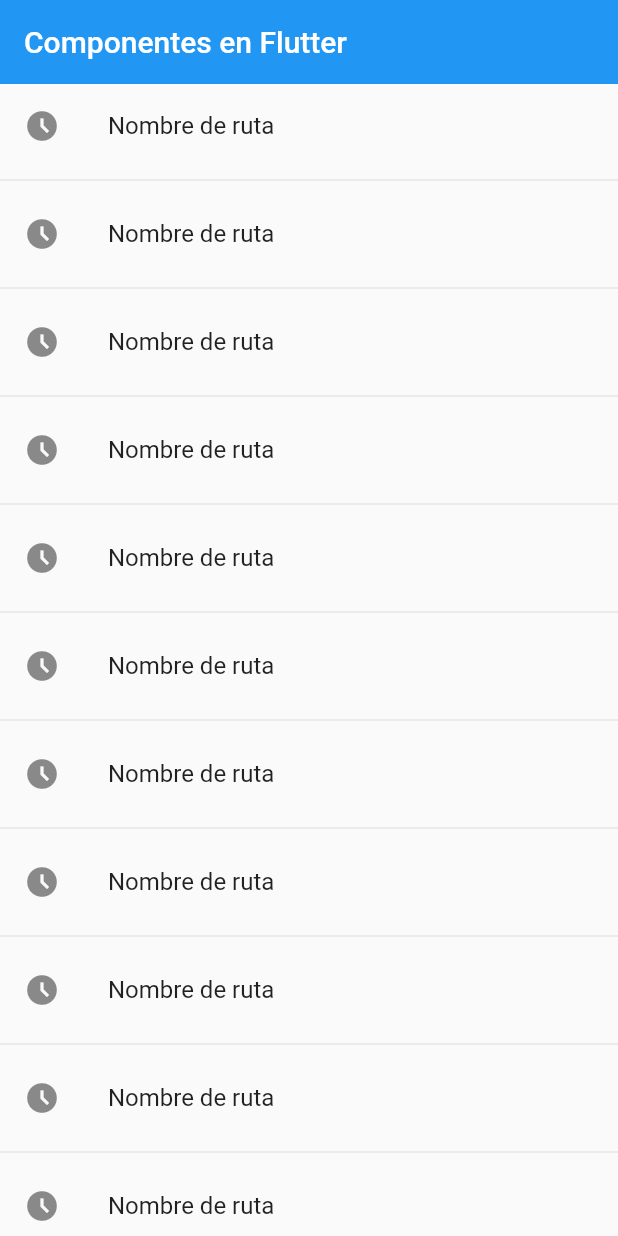
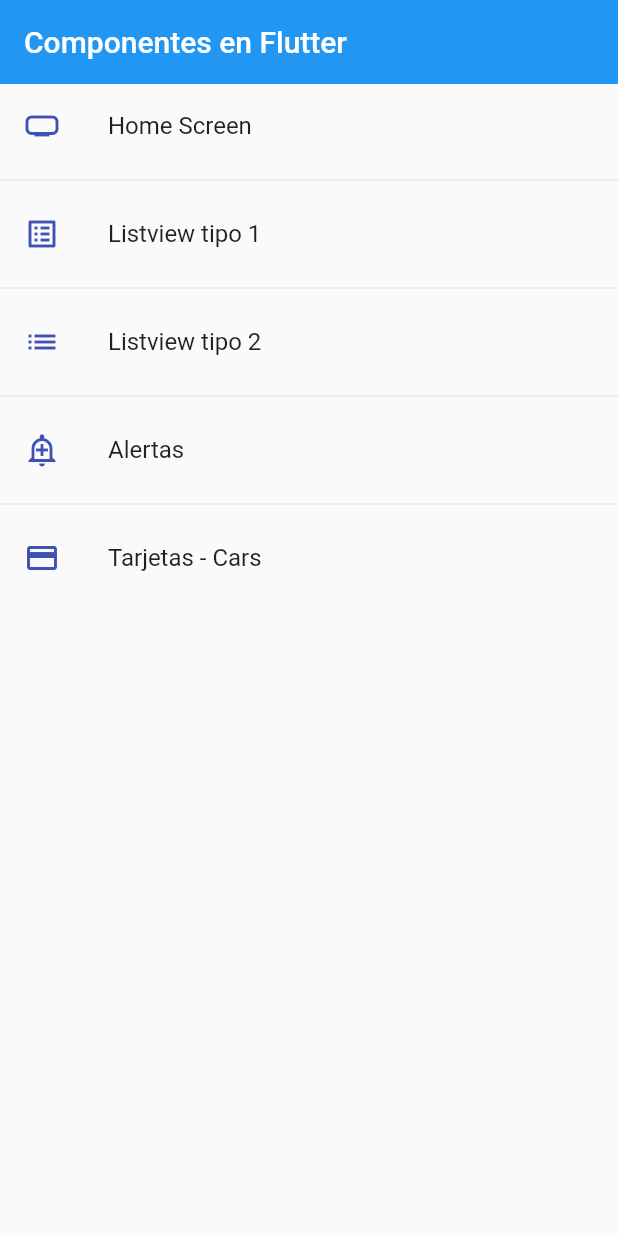
Before and after one commit to RichardWhiteG2/fl_components, a Flutter app: the screen it shows after launch, on a phone screen of 412 x 824 dp. Run offline on Flutter 3.47's test engine with Material 2 defaults, Android fonts, the phone set to English and light mode, and no system bars.

Commit message:
73. Crear método con las rutas de mi aplicación COMPLETO

```diff
--- a/lib/main.dart
+++ b/lib/main.dart
@@ -18,7 +18,7 @@ class MyApp extends StatelessWidget {
       title: 'Material App',
       //home: const CardScreen(),
       initialRoute: AppRoutes.initialRoute,
-      routes: AppRoutes.routes,
+      routes: AppRoutes.getAppRoutes(),
       onGenerateRoute:(settings) => AppRoutes.onGenerateRoute(settings)
     );
   }
--- a/lib/router/app_routes.dart
+++ b/lib/router/app_routes.dart
@@ -17,6 +17,16 @@ class AppRoutes{
     MenuOption(route: 'card', name: 'Tarjetas - Cars', screen: const CardScreen(), icon: Icons.credit_card)
   ];
 
+  static Map<String, Widget Function(BuildContext)> getAppRoutes(){
+
+    Map<String, Widget Function(BuildContext)> appRoutes = {  };
+
+    for (final option in menuOptions) {
+      appRoutes.addAll({option.route : (BuildContext context ) => option.screen});
+    }
+    return appRoutes;
+  }
+/*
   static Map<String, Widget Function(BuildContext)> routes = {
 
     'home'     : (BuildContext context ) => const HomeScreen(),
@@ -25,7 +35,7 @@ class AppRoutes{
     'alert'    : (BuildContext context ) => const AlertScreen(),
     'card'     : (BuildContext context ) => const CardScreen(),
 
-  };
+  };*/
   static Route<dynamic> onGenerateRoute(RouteSettings settings){
     return MaterialPageRoute(
       builder: (context) => const AlertScreen(),
--- a/lib/screens/home_screen.dart
+++ b/lib/screens/home_screen.dart
@@ -1,3 +1,4 @@
+import 'package:fl_components/router/app_routes.dart';
 import 'package:fl_components/screens/screens.dart';
 import 'package:flutter/material.dart';
 
@@ -7,15 +8,17 @@ class HomeScreen extends StatelessWidget {
 
   @override
   Widget build(BuildContext context) {
+    final menuOptions = AppRoutes.menuOptions;
     return  Scaffold(
       appBar: AppBar(
         title: const Text('Componentes en Flutter'),
         elevation: 0,
       ),
       body: ListView.separated(
-        itemBuilder: (context, index) => ListTile(
-          leading: const Icon(Icons.access_time_filled_outlined),
-          title: const Text('Nombre de ruta'),
+        itemBuilder: (context, i) => ListTile(
+          leading:  Icon(menuOptions[i].icon, color: Colors.indigo),
+
+          title: Text(menuOptions[i].name),
           onTap: () {
             //Navegar a otra pantalla Navigator.
 
@@ -27,14 +30,14 @@ class HomeScreen extends StatelessWidget {
 
            //Otra forma de navegar a otra pantalla
            //Se coloca card de la lista que esta en routes en el main.dart
-           Navigator.pushNamed(context, 'alert');
+           Navigator.pushNamed(context, menuOptions[i].route);
 
            //Funciona para un LOGIN
            //Navigator.pushReplacement(context, route);
           },
         ),
         separatorBuilder: (_, __) => const Divider(),
-        itemCount: 100
+        itemCount: menuOptions.length
         )
     );
   }
```
